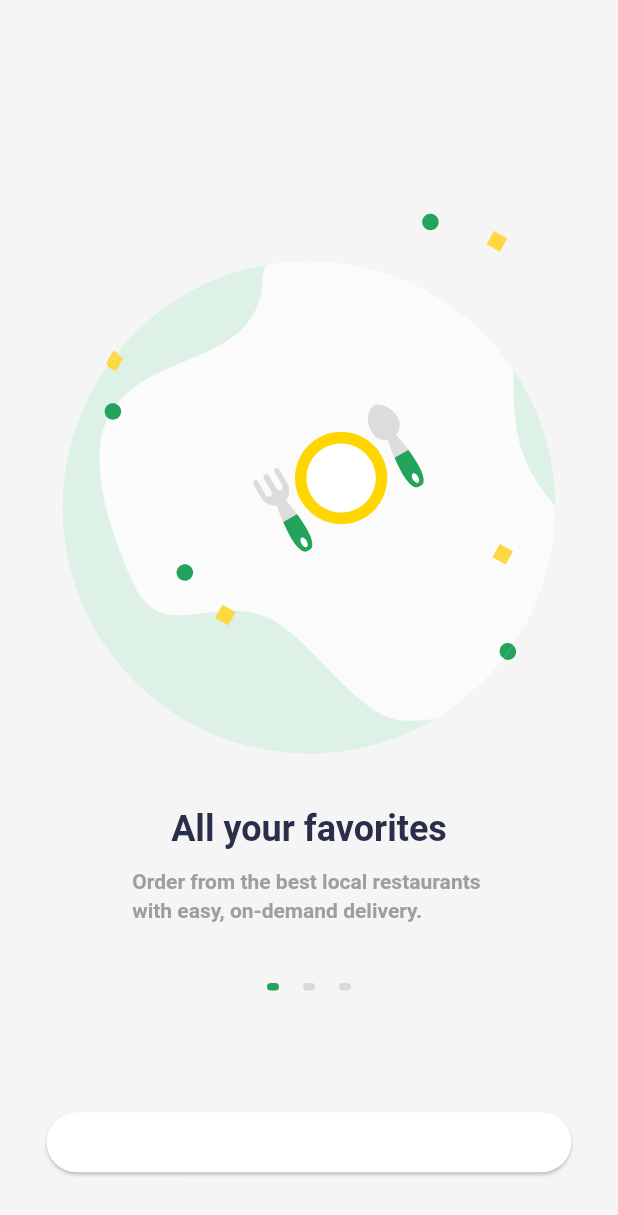
After one commit to hudatariq20/Food-Delivery-App, a Flutter app: the screen it shows after launch, on a phone screen of 412 x 824 dp. The commit adds this screen. Shown: the top 1215 px of the screen. Run offline on Flutter 3.47's test engine with Material 3 defaults, Android fonts, the light colour scheme and no system bars; our stand-ins replace bloc, cloud_firestore, equatable, firebase_core, flutter_bloc, flutter_svg and 2 more; accounts and stored records are empty; Roboto replaces fonts that are missing (Futura).

Commit message:
Onboarding Screen and Profile changes added

```diff
--- a/lib/config/app_router.dart
+++ b/lib/config/app_router.dart
@@ -3,6 +3,7 @@ import 'package:food_delivery_service/models/price_model.dart';
 import 'package:food_delivery_service/models/restaurant_model.dart';
 import 'package:food_delivery_service/screens/edit_basket/edit_basket_screen.dart';
 import 'package:food_delivery_service/screens/home/home_screen.dart';
+import 'package:food_delivery_service/screens/onboarding/onboarding_screen.dart';
 import 'package:food_delivery_service/screens/profile/profile_screen.dart';
 import 'package:food_delivery_service/screens/screens.dart';
 
@@ -12,6 +13,8 @@ class AppRouter {
     switch (settings.name) {
       case '/':
         return HomeScreen.route();
+      case '/on-boarding':
+        return OnboardingScreen.route();
       case '/home':
         return HomeScreen.route();
       case '/location':
--- a/lib/main.dart
+++ b/lib/main.dart
@@ -11,6 +11,7 @@ import 'package:food_delivery_service/config/theme.dart';
 import 'package:food_delivery_service/respositories/geolocation/geolocation_repository.dart';
 import 'package:food_delivery_service/respositories/places/places_repository.dart';
 import 'package:food_delivery_service/respositories/voucher/voucher_repository.dart';
+import 'package:food_delivery_service/screens/onboarding/onboarding_screen.dart';
 import 'package:food_delivery_service/screens/profile/profile_screen.dart';
 import 'package:food_delivery_service/simple_bloc_observer.dart';
 
@@ -49,21 +50,22 @@ class MyApp extends StatelessWidget {
                   geoLocationRepository: context.read<GeoLocationRepository>())
                 ..add(LoadMap()))),
           BlocProvider(create: (context) => FilterBloc()..add(LoadFilter())),
-           BlocProvider(
-            create: (context) => VouchersBloc(voucherRepository: VoucherRepository())..add(LoadVoucher()),
-
+          BlocProvider(
+            create: (context) =>
+                VouchersBloc(voucherRepository: VoucherRepository())
+                  ..add(LoadVoucher()),
           ),
-          BlocProvider(create: ((context) => BasketBloc(
-            vouchersBloc: BlocProvider.of<VouchersBloc>(context)
-          )..add(StartBasket()))),
-
+          BlocProvider(
+              create: ((context) => BasketBloc(
+                  vouchersBloc: BlocProvider.of<VouchersBloc>(context))
+                ..add(StartBasket()))),
         ],
         child: MaterialApp(
             title: 'Flutter Demo',
             theme: theme(),
             debugShowCheckedModeBanner: false,
             onGenerateRoute: AppRouter.onGenerateRoute,
-            initialRoute: HomeScreen.routeName),
+            initialRoute: OnboardingScreen.routeName),
       ),
     );
   }
--- /dev/null
+++ b/lib/screens/onboarding/onboarding_screen.dart
@@ -0,0 +1,103 @@
+import 'package:flutter/material.dart';
+import 'package:food_delivery_service/screens/location/location_screen.dart';
+import 'package:food_delivery_service/widgets/dot_indicator.dart';
+import 'package:food_delivery_service/widgets/widgets.dart';
+
+class OnboardingScreen extends StatefulWidget {
+  const OnboardingScreen({super.key});
+  static const String routeName = '/on-boarding';
+
+  static Route route() {
+    return MaterialPageRoute(
+        builder: ((_) => OnboardingScreen()),
+        settings: RouteSettings(name: routeName));
+  }
+
+  @override
+  State<OnboardingScreen> createState() => _OnboardingScreenState();
+}
+
+class _OnboardingScreenState extends State<OnboardingScreen> {
+  int currentPage = 0;
+  @override
+  Widget build(BuildContext context) {
+    return Scaffold(
+      body: SafeArea(
+        child: Column(
+          children: [
+            Spacer(
+              flex: 2,
+            ),
+            Expanded(
+                flex: 14,
+                child: PageView.builder(
+                    itemCount: demoData.length,
+                    onPageChanged: ((value) {
+                      setState(() {
+                        currentPage = value;
+                      });
+                    }),
+                    itemBuilder: (context, index) => OnboardingContent(
+                          illustration: demoData[index]["illustration"],
+                          title: demoData[index]["title"],
+                          subtitle: demoData[index]["text"],
+                        ))),
+            Spacer(),
+            //dots
+            Row(
+              mainAxisAlignment: MainAxisAlignment.center,
+              children: List.generate(demoData.length,
+                  (index) => DotIndicator(isActive: index == currentPage)),
+            ),
+            Spacer(
+              flex: 2,
+            ),
+            Padding(
+              padding: const EdgeInsets.symmetric(horizontal: 8.0),
+              child: ElevatedButton(
+                 style: ElevatedButton.styleFrom(fixedSize: Size(350, 40)),
+                  onPressed: () {
+                    Navigator.push(
+                      context,
+                      MaterialPageRoute(
+                        builder: (context) => LocationScreen(),
+                      ),
+                    );
+                  },
+                  child: Text(
+                    'GET STARTED',
+                    style: Theme.of(context)
+                        .textTheme
+                        .titleLarge!
+                        .copyWith(color: Colors.white),
+                  )),
+            ),
+            Spacer()
+          ],
+        ),
+      ),
+    );
+  }
+}
+
+// Demo data for our Onboarding screen
+List<Map<String, dynamic>> demoData = [
+  {
+    "illustration": "assets/illustrations/Illustrations_1.svg",
+    "title": "All your favorites",
+    "text":
+        "Order from the best local restaurants \nwith easy, on-demand delivery.",
+  },
+  {
+    "illustration": "assets/illustrations/Illustrations_2.svg",
+    "title": "Free delivery offers",
+    "text":
+        "Free delivery for new customers via Apple Pay\nand others payment methods.",
+  },
+  {
+    "illustration": "assets/illustrations/Illustrations_3.svg",
+    "title": "Choose your food",
+    "text":
+        "Easily find your type of food craving and\nyou’ll get delivery in wide range.",
+  },
+];
--- a/lib/screens/screens.dart
+++ b/lib/screens/screens.dart
@@ -7,3 +7,4 @@ export 'filter/filter_screen.dart';
 export 'restaurant_detail/restaurant_detail_screen.dart';
 export 'restaurant_listing/restaurant_listing_screen.dart';
 export 'voucher/voucher_screen.dart';
+export 'profile/profile_screen.dart';
--- /dev/null
+++ b/lib/widgets/dot_indicator.dart
@@ -0,0 +1,26 @@
+import 'package:flutter/material.dart';
+
+class DotIndicator extends StatelessWidget {
+  const DotIndicator(
+      {super.key,
+      this.isActive = false,
+      this.activeColor = const Color(0xFF22A45D),
+      this.inactiveColor = const Color(0xFF868686)});
+
+  final bool isActive;
+  final Color activeColor, inactiveColor;
+
+  @override
+  Widget build(BuildContext context) {
+    return AnimatedContainer(
+      duration: Duration(milliseconds: 250),
+      margin: EdgeInsets.symmetric(horizontal: 8),
+      height: 5,
+      width: 8,
+      decoration: BoxDecoration(
+        color: isActive ? activeColor : inactiveColor.withOpacity(0.25),
+        borderRadius: BorderRadius.all(Radius.circular(20))
+      ),
+    );
+  }
+}
--- /dev/null
+++ b/lib/widgets/onboarding_content.dart
@@ -0,0 +1,38 @@
+import 'package:flutter/material.dart';
+import 'package:flutter_svg/svg.dart';
+
+class OnboardingContent extends StatelessWidget {
+  const OnboardingContent(
+      {super.key, this.illustration, this.title, this.subtitle});
+
+  final String? illustration, title, subtitle;
+
+  @override
+  Widget build(BuildContext context) {
+    return Column(
+      mainAxisAlignment: MainAxisAlignment.center,
+      children: [
+        Expanded(child: AspectRatio(
+          aspectRatio: 1,
+          child: SvgPicture.asset(illustration!))),
+        SizedBox(
+          height: 16,
+        ),
+        Text(
+          title!,
+          style: Theme.of(context).textTheme.displayMedium,
+        ),
+        SizedBox(
+          height: 12,
+        ),
+        Text(
+          subtitle!,
+          style: Theme.of(context)
+              .textTheme
+              .headlineSmall!
+              .copyWith(color: Colors.grey),
+        )
+      ],
+    );
+  }
+}
--- a/lib/widgets/widgets.dart
+++ b/lib/widgets/widgets.dart
@@ -6,3 +6,4 @@ export 'restaurant_tags.dart';
 export 'restaurant_card.dart';
 export 'custom_price_filter.dart';
 export 'custom_category_filter.dart';
+export 'onboarding_content.dart';
--- a/pubspec.yaml
+++ b/pubspec.yaml
@@ -71,6 +71,7 @@ flutter:
   assets:
     - assets/
     - assets/icons/
+    - assets/illustrations/
   #   - images/a_dot_ham.jpeg
 
   # An image asset can refer to one or more resolution-specific "variants", see
```
Also changed, not shown: assets/illustrations/Illustrations_1.svg (added), assets/illustrations/Illustrations_2.svg (added), assets/illustrations/Illustrations_3.svg (added), lib/screens/profile/profile_screen.dart (line endings or trailing spaces).
